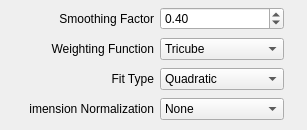
First picture: the form in _AlgorithmsPlugins/Lowess/paramsLowess.ui, repository b4silio/MLDemos, before the edit.
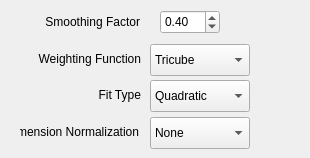
Second picture: the form after the edit.

Patch:
```diff
--- a/_AlgorithmsPlugins/Lowess/paramsLowess.ui
+++ b/_AlgorithmsPlugins/Lowess/paramsLowess.ui
@@ -6,40 +6,22 @@
    <rect>
     <x>0</x>
     <y>0</y>
-    <width>307</width>
-    <height>130</height>
+    <width>310</width>
+    <height>158</height>
    </rect>
   </property>
   <property name="windowTitle">
    <string>Form</string>
   </property>
-  <widget class="QWidget" name="layoutWidget">
-   <property name="geometry">
-    <rect>
-     <x>30</x>
-     <y>5</y>
-     <width>254</width>
-     <height>120</height>
-    </rect>
-   </property>
-   <layout class="QGridLayout" name="gridLayout" columnstretch="1,2">
-    <item row="0" column="0">
-     <widget class="QLabel" name="label_8">
-      <property name="font">
-       <font>
-        <pointsize>9</pointsize>
-       </font>
-      </property>
-      <property name="text">
-       <string>Smoothing Factor</string>
-      </property>
-      <property name="alignment">
-       <set>Qt::AlignRight|Qt::AlignTrailing|Qt::AlignVCenter</set>
-      </property>
-     </widget>
-    </item>
-    <item row="0" column="1">
      <widget class="QDoubleSpinBox" name="paramSmoothingFac">
+   <property name="geometry">
+    <rect>
+     <x>160</x>
+     <y>10</y>
+     <width>60</width>
+     <height>24</height>
+    </rect>
+   </property>
       <property name="font">
        <font>
         <pointsize>9</pointsize>
@@ -68,27 +50,15 @@
        <double>0.400000000000000</double>
       </property>
      </widget>
-    </item>
-    <item row="1" column="0">
-     <widget class="QLabel" name="label_6">
-      <property name="font">
-       <font>
-        <pointsize>9</pointsize>
-       </font>
-      </property>
-      <property name="layoutDirection">
-       <enum>Qt::LeftToRight</enum>
-      </property>
-      <property name="text">
-       <string>Weighting Function</string>
-      </property>
-      <property name="alignment">
-       <set>Qt::AlignRight|Qt::AlignTrailing|Qt::AlignVCenter</set>
-      </property>
-     </widget>
-    </item>
-    <item row="1" column="1">
      <widget class="QComboBox" name="paramWeightingFunc">
+   <property name="geometry">
+    <rect>
+     <x>150</x>
+     <y>44</y>
+     <width>100</width>
+     <height>32</height>
+    </rect>
+   </property>
       <property name="font">
        <font>
         <pointsize>9</pointsize>
@@ -126,24 +96,15 @@
        </property>
       </item>
      </widget>
-    </item>
-    <item row="2" column="0">
-     <widget class="QLabel" name="label_7">
-      <property name="font">
-       <font>
-        <pointsize>9</pointsize>
-       </font>
-      </property>
-      <property name="text">
-       <string>Fit Type</string>
-      </property>
-      <property name="alignment">
-       <set>Qt::AlignRight|Qt::AlignTrailing|Qt::AlignVCenter</set>
-      </property>
-     </widget>
-    </item>
-    <item row="2" column="1">
      <widget class="QComboBox" name="paramFitType">
+   <property name="geometry">
+    <rect>
+     <x>150</x>
+     <y>80</y>
+     <width>100</width>
+     <height>32</height>
+    </rect>
+   </property>
       <property name="font">
        <font>
         <pointsize>9</pointsize>
@@ -170,24 +131,15 @@
        </property>
       </item>
      </widget>
-    </item>
-    <item row="3" column="0">
-     <widget class="QLabel" name="label_9">
-      <property name="font">
-       <font>
-        <pointsize>9</pointsize>
-       </font>
-      </property>
-      <property name="text">
-       <string>Dimension Normalization</string>
-      </property>
-      <property name="alignment">
-       <set>Qt::AlignRight|Qt::AlignTrailing|Qt::AlignVCenter</set>
-      </property>
-     </widget>
-    </item>
-    <item row="3" column="1">
      <widget class="QComboBox" name="paramNormType">
+   <property name="geometry">
+    <rect>
+     <x>150</x>
+     <y>117</y>
+     <width>100</width>
+     <height>32</height>
+    </rect>
+   </property>
       <property name="font">
        <font>
         <pointsize>9</pointsize>
@@ -229,8 +181,92 @@
        </property>
       </item>
      </widget>
-    </item>
-   </layout>
+  <widget class="QLabel" name="label_8">
+   <property name="geometry">
+    <rect>
+     <x>40</x>
+     <y>10</y>
+     <width>100</width>
+     <height>24</height>
+    </rect>
+   </property>
+   <property name="font">
+    <font>
+     <pointsize>9</pointsize>
+    </font>
+   </property>
+   <property name="text">
+    <string>Smoothing Factor</string>
+   </property>
+   <property name="alignment">
+    <set>Qt::AlignRight|Qt::AlignTrailing|Qt::AlignVCenter</set>
+   </property>
+  </widget>
+  <widget class="QLabel" name="label_6">
+   <property name="geometry">
+    <rect>
+     <x>30</x>
+     <y>44</y>
+     <width>111</width>
+     <height>30</height>
+    </rect>
+   </property>
+   <property name="font">
+    <font>
+     <pointsize>9</pointsize>
+    </font>
+   </property>
+   <property name="layoutDirection">
+    <enum>Qt::LeftToRight</enum>
+   </property>
+   <property name="text">
+    <string>Weighting Function</string>
+   </property>
+   <property name="alignment">
+    <set>Qt::AlignRight|Qt::AlignTrailing|Qt::AlignVCenter</set>
+   </property>
+  </widget>
+  <widget class="QLabel" name="label_7">
+   <property name="geometry">
+    <rect>
+     <x>80</x>
+     <y>80</y>
+     <width>61</width>
+     <height>30</height>
+    </rect>
+   </property>
+   <property name="font">
+    <font>
+     <pointsize>9</pointsize>
+    </font>
+   </property>
+   <property name="text">
+    <string>Fit Type</string>
+   </property>
+   <property name="alignment">
+    <set>Qt::AlignRight|Qt::AlignTrailing|Qt::AlignVCenter</set>
+   </property>
+  </widget>
+  <widget class="QLabel" name="label_9">
+   <property name="geometry">
+    <rect>
+     <x>20</x>
+     <y>117</y>
+     <width>119</width>
+     <height>30</height>
+    </rect>
+   </property>
+   <property name="font">
+    <font>
+     <pointsize>9</pointsize>
+    </font>
+   </property>
+   <property name="text">
+    <string>Dimension Normalization</string>
+   </property>
+   <property name="alignment">
+    <set>Qt::AlignRight|Qt::AlignTrailing|Qt::AlignVCenter</set>
+   </property>
   </widget>
  </widget>
  <resources/>
```
Lines whose indentation alone changed are shown as unchanged.
